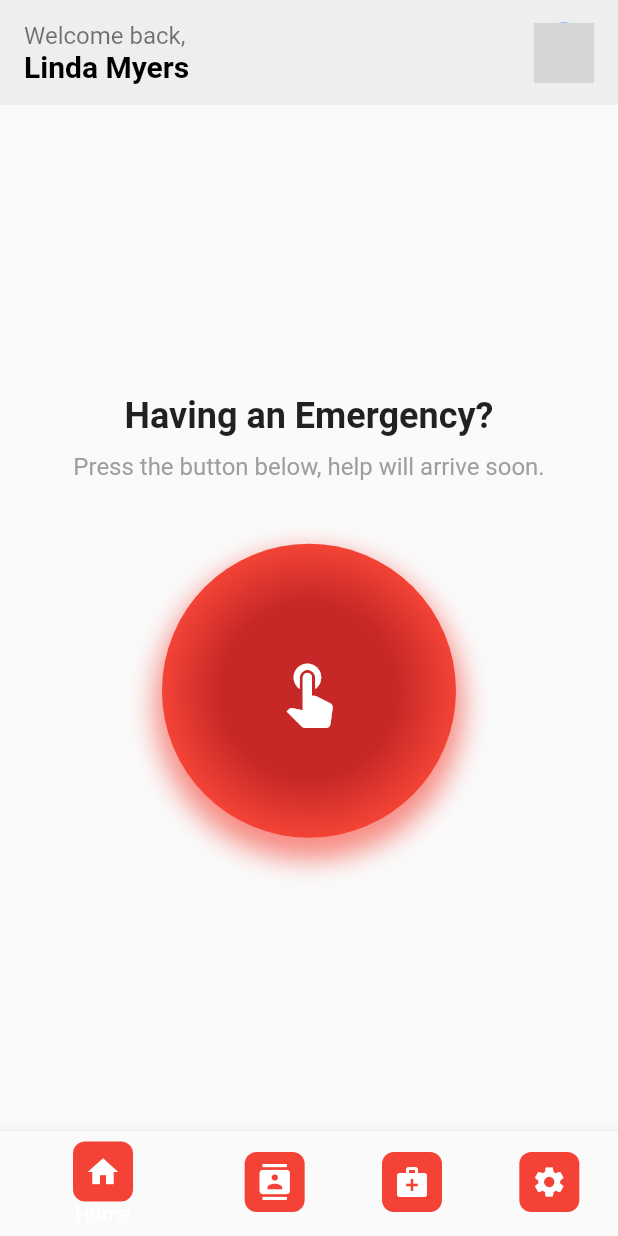
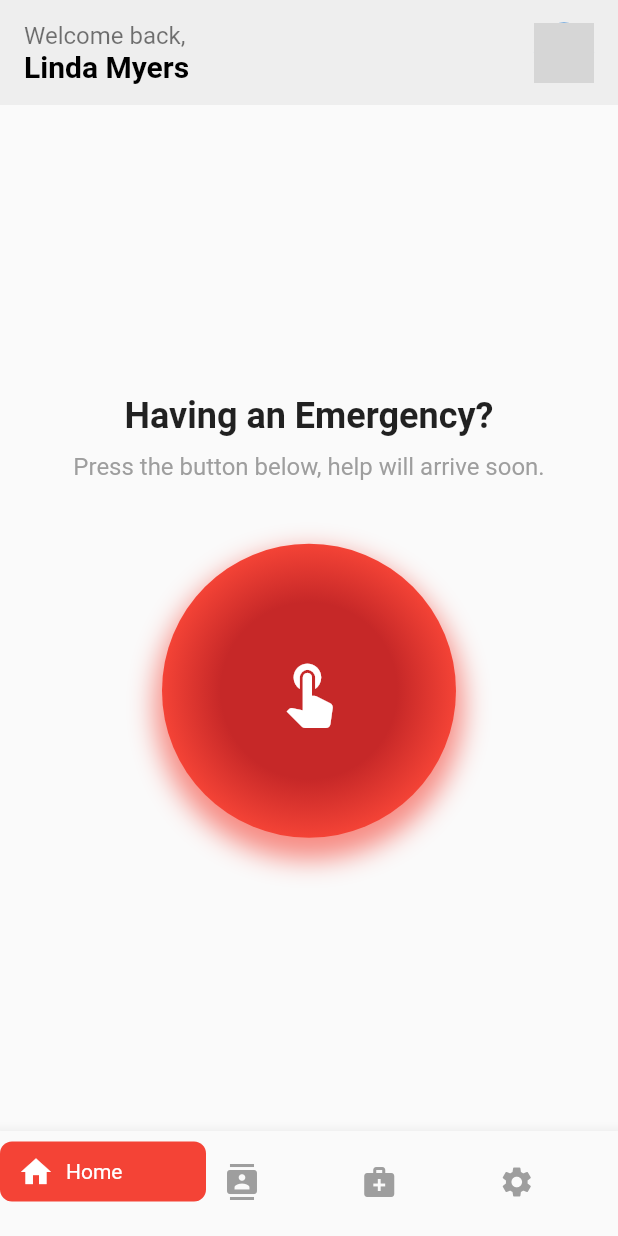
Before and after one commit to Mostafa-Mohamed4932/caremergencyswiftresponse, a Flutter app: the EmergencyHomeScreen screen opened directly, on a phone screen of 412 x 824 dp. Run offline on Flutter 3.47's test engine with Material 2 defaults, Android fonts, the phone set to English and light mode, and no system bars; our stand-ins replace cloud_firestore, firebase_core; accounts and stored records are empty; network calls fail; grey boxes are pictures that could not be loaded.

Commit message:
Text Alignment Correction

```diff
--- a/lib/home_screen.dart
+++ b/lib/home_screen.dart
@@ -138,41 +138,51 @@ class _EmergencyHomeScreenState extends State<EmergencyHomeScreen> with SingleTi
       bottomNavigationBar: BottomNavigationBar(
         items: <BottomNavigationBarItem>[
           BottomNavigationBarItem(
-            icon: _buildNavBarIcon(Icons.home),
-            label: 'Home',
+            icon: _buildNavBarItem(Icons.home, "Home", _selectedIndex == 0),
+            label: '',
           ),
           BottomNavigationBarItem(
-            icon: _buildNavBarIcon(Icons.contacts),
-            label: 'Contacts',
+            icon: _buildNavBarItem(Icons.contacts, "Contacts", _selectedIndex == 1),
+            label: '',
           ),
           BottomNavigationBarItem(
-            icon: _buildNavBarIcon(Icons.medical_services),
-            label: 'Medical History',
+            icon: _buildNavBarItem(Icons.medical_services, "Medical", _selectedIndex == 2),
+            label: '',
           ),
           BottomNavigationBarItem(
-            icon: _buildNavBarIcon(Icons.settings),
-            label: 'Settings',
+            icon: _buildNavBarItem(Icons.settings, "Settings", _selectedIndex == 3),
+            label: '',
           ),
         ],
         currentIndex: _selectedIndex,
-        selectedItemColor: Colors.white, // Icons and text in white when selected
-        unselectedItemColor: Colors.white, // Icons and text in white when unselected
         onTap: _onItemTapped,
         backgroundColor: Colors.transparent, // Keep background transparent
       ),
     );
   }
 
-  // Function to create the icon with a red square background
-  Widget _buildNavBarIcon(IconData icon) {
+  // Function to create the icon with text next to it and a red square background
+  Widget _buildNavBarItem(IconData icon, String label, bool isSelected) {
     return Container(
       decoration: BoxDecoration(
-        color: Colors.red, // Red square background
+        color: isSelected ? Colors.red : Colors.transparent, // Red when selected, transparent when not
         shape: BoxShape.rectangle,
         borderRadius: BorderRadius.circular(8), // Rounded corners
       ),
-      padding: EdgeInsets.all(8), // Padding to give space inside the square
-      child: Icon(icon, color: Colors.white), // White icon
+      padding: EdgeInsets.symmetric(horizontal: 12, vertical: 8), // Padding to make the box larger
+      child: Row(
+        children: [
+          Icon(icon, color: isSelected ? Colors.white : Colors.grey), // White icon when selected
+          if (isSelected) // Show label only when the item is selected
+            Padding(
+              padding: const EdgeInsets.only(left: 8),
+              child: Text(
+                label,
+                style: TextStyle(color: Colors.white), // White text
+              ),
+            ),
+        ],
+      ),
     );
   }
 }
```
